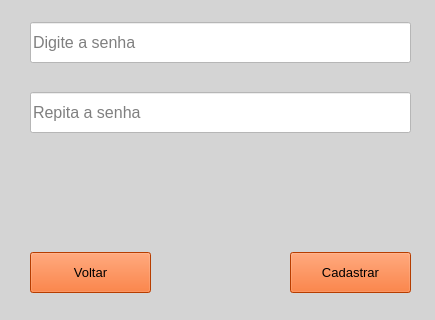
AndreConforti/tela_de_login, file cadastro_usuario.ui: the form before one commit; both pictures show x 0 to 435 and y 238 to 558 of the 435 by 558 pixel window.
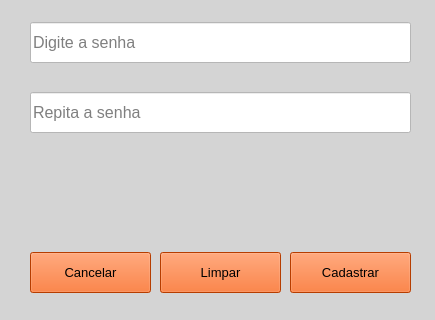
The form after the commit.

Commit message:
Botão limpar
Foi criado o botão Limpar, na tela de cadastro

Patch:
```diff
--- a/cadastro_usuario.ui
+++ b/cadastro_usuario.ui
@@ -140,33 +140,33 @@
      <string>Cadastrar</string>
     </property>
     <property name="shortcut">
+     <string>Return</string>
+    </property>
+   </widget>
+   <widget class="QPushButton" name="btn_cancelar">
+    <property name="geometry">
+     <rect>
+      <x>30</x>
+      <y>490</y>
+      <width>121</width>
+      <height>41</height>
+     </rect>
+    </property>
+    <property name="font">
+     <font>
+      <pointsize>10</pointsize>
+     </font>
+    </property>
+    <property name="styleSheet">
+     <string notr="true">background-color: rgb(255, 85, 0);</string>
+    </property>
+    <property name="text">
+     <string>Cancelar</string>
+    </property>
+    <property name="shortcut">
      <string>C</string>
     </property>
    </widget>
-   <widget class="QPushButton" name="btn_voltar">
-    <property name="geometry">
-     <rect>
-      <x>30</x>
-      <y>490</y>
-      <width>121</width>
-      <height>41</height>
-     </rect>
-    </property>
-    <property name="font">
-     <font>
-      <pointsize>10</pointsize>
-     </font>
-    </property>
-    <property name="styleSheet">
-     <string notr="true">background-color: rgb(255, 85, 0);</string>
-    </property>
-    <property name="text">
-     <string>Voltar</string>
-    </property>
-    <property name="shortcut">
-     <string>V</string>
-    </property>
-   </widget>
    <widget class="QLineEdit" name="lne_nome">
     <property name="geometry">
      <rect>
@@ -212,6 +212,33 @@
     </property>
     <property name="alignment">
      <set>Qt::AlignCenter</set>
+    </property>
+    <property name="wordWrap">
+     <bool>true</bool>
+    </property>
+   </widget>
+   <widget class="QPushButton" name="btn_limpar">
+    <property name="geometry">
+     <rect>
+      <x>160</x>
+      <y>490</y>
+      <width>121</width>
+      <height>41</height>
+     </rect>
+    </property>
+    <property name="font">
+     <font>
+      <pointsize>10</pointsize>
+     </font>
+    </property>
+    <property name="styleSheet">
+     <string notr="true">background-color: rgb(255, 85, 0);</string>
+    </property>
+    <property name="text">
+     <string>Limpar</string>
+    </property>
+    <property name="shortcut">
+     <string>P</string>
     </property>
    </widget>
   </widget>
```
The commit also changes 1 other file.
